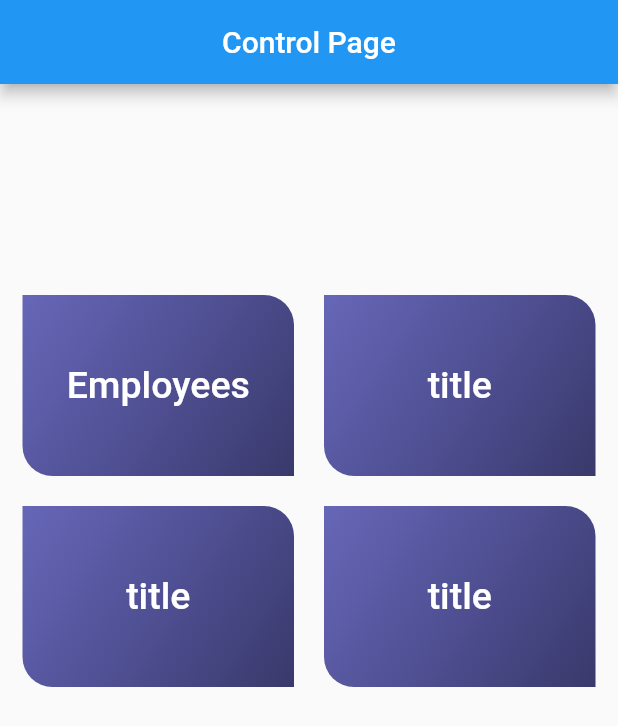
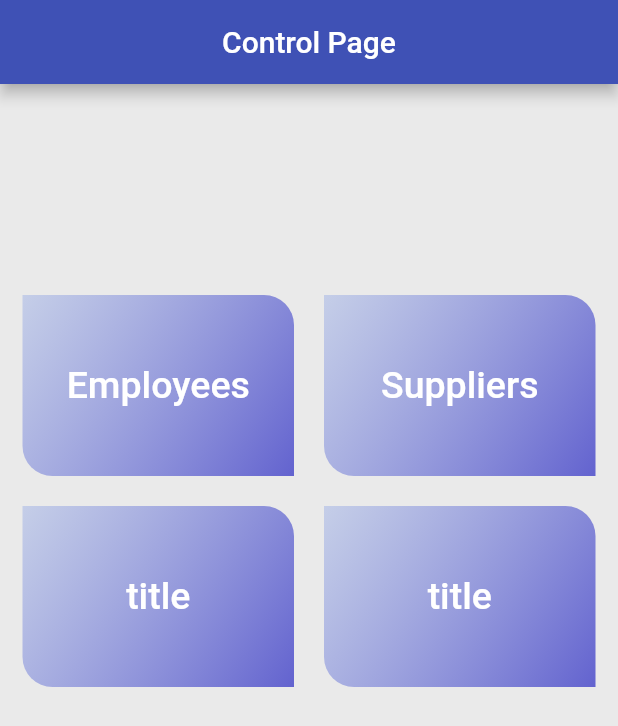
Before and after one commit to swilam202/cafe-system, a Flutter app: the screen it shows after launch, on a phone screen of 412 x 824 dp. Shown: the top 726 px of the screen. Run offline on Flutter 3.47's test engine with Material 2 defaults, Android fonts, the phone set to English and light mode, and no system bars; our stand-ins replace get, sqflite; accounts and stored records are empty.

Commit message:
updated employees page suppliers and its table list model componones put its not complete yet

```diff
--- a/lib/components/custom text field.dart
+++ b/lib/components/custom text field.dart
@@ -1,7 +1,7 @@
 import 'package:flutter/material.dart';
 
-Widget customTextField({required String text, required String label, required String hint,required TextEditingController controller}){
-  controller.text = text;
+Widget customTextField({String? text, required String label, required String hint,required TextEditingController controller}){
+  controller.text = text ?? '';
   return Padding(
     padding: const EdgeInsets.symmetric(horizontal: 15,vertical: 10),
     child: TextField(
--- a/lib/components/grid button.dart
+++ b/lib/components/grid button.dart
@@ -7,8 +7,8 @@ Widget gridButton(String title, Function() function) {
       decoration: const BoxDecoration(
         gradient: LinearGradient(
           colors: [
-            Color.fromRGBO(40, 40, 155, 0.7),
-            Color.fromRGBO(36, 36, 91, 0.9),
+            Color.fromRGBO(181, 194, 231, 0.7019607843137254),
+            Color.fromRGBO(84, 84, 204, 0.9019607843137255),
           ],
           begin: Alignment.topLeft,
           end: Alignment.bottomRight,
--- a/lib/controllers/data controller.dart
+++ b/lib/controllers/data controller.dart
@@ -1,11 +1,11 @@
 import 'package:cafe/database/sqldb.dart';
+import 'package:cafe/models/supplier%20model.dart';
 import 'package:get/get.dart';
 
 class DataController extends GetxController {
   SQLDB sqldb = SQLDB();
-  RxList users = [
-
-  ].obs;
+  RxList users = [].obs;
+  RxList  suppliers = [].obs;
 
   getUsers(String tableName) async {
     List list = await sqldb.queryData(tableName);
@@ -26,4 +26,6 @@ class DataController extends GetxController {
     await sqldb.deleteData(tableName, id);
     getUsers(tableName);
   }
+
+
 }
--- a/lib/database/sqldb.dart
+++ b/lib/database/sqldb.dart
@@ -20,15 +20,29 @@ class SQLDB {
   }
 
   _onCreate(Database db, int version) async {
-    await db.execute('''
+    Batch batch = db.batch();
+     batch.execute(
+         '''
     CREATE TABLE "users"(
     id INTEGER PRIMARY KEY AUTOINCREMENT,
     name TEXT,
     username TEXT,
     password TEXT,
     permissions INTEGER)
-    ''');
-    print('database created+++++++++++++++++++++++++++');
+    '''
+     );
+
+     batch.execute(
+       '''
+       CREATE TABLE "suppliers"(
+       id INTEGER PRIMARY KEY AUTOINCREMENT,
+       name TEXT,
+       email TEXT,
+       phone INTEGER)
+       '''
+     );
+
+     await batch.commit();
   }
 
   queryData(String tableName) async {
--- a/lib/main.dart
+++ b/lib/main.dart
@@ -3,6 +3,7 @@ import 'package:get/get.dart';
 
 import 'pages/admin pages/admin home page.dart';
 import 'pages/admin pages/employees.dart';
+import 'pages/admin pages/suppliers.dart';
 import 'pages/loginPage.dart';
 
 void main() {
@@ -18,13 +19,14 @@ class MyApp extends StatelessWidget {
       debugShowCheckedModeBanner: false,
       title: 'Flutter Demo',
       theme: ThemeData(
-        primarySwatch: Colors.blue,
+        primarySwatch: Colors.indigo,
       ),
       initialRoute: 'admin',
       routes: {
         'login':(context)=>LogIn(),
         'admin':(context)=>AdminHomePage(),
         'users':(context)=>UserInfo(),
+        'suppliers':(context)=>SuppliersPage(),
       },
     );
   }
--- a/lib/pages/admin pages/admin home page.dart
+++ b/lib/pages/admin pages/admin home page.dart
@@ -20,10 +20,10 @@ class _AdminHomePageState extends State<AdminHomePage> {
   @override
   Widget build(BuildContext context) {
     return Scaffold(
+      backgroundColor: const Color.fromRGBO(234, 234, 234, 1.0),
       appBar: AppBar(
         title: const Text('Control Page'),
         centerTitle: true,
-
       ),
       body: Padding(
         padding: const EdgeInsets.symmetric(horizontal: 15),
@@ -33,15 +33,14 @@ class _AdminHomePageState extends State<AdminHomePage> {
           crossAxisSpacing: 20,
           childAspectRatio: 1.5,
           children: [
-            SizedBox(),
-            SizedBox(),
-            gridButton('Employees',(){
-              Navigator.of(context).pushNamed('users');
-            }),
-            gridButton('title',(){}),
-            gridButton('title',(){}),
-            gridButton('title',(){}),
-
+            const SizedBox(),
+            const SizedBox(),
+            gridButton(
+                'Employees', () => Navigator.of(context).pushNamed('users')),
+            gridButton('Suppliers',
+                () => Navigator.of(context).pushNamed('suppliers')),
+            gridButton('title', () {}),
+            gridButton('title', () {}),
           ],
         ),
       ),
```
Also changed, not shown: lib/components/employees sheet.dart (+21 -10 lines), lib/components/supply card.dart (added, +15 -0 lines), lib/models/supplier model.dart (added, +8 -0 lines), lib/pages/admin pages/suppliers.dart (added, +37 -0 lines).
